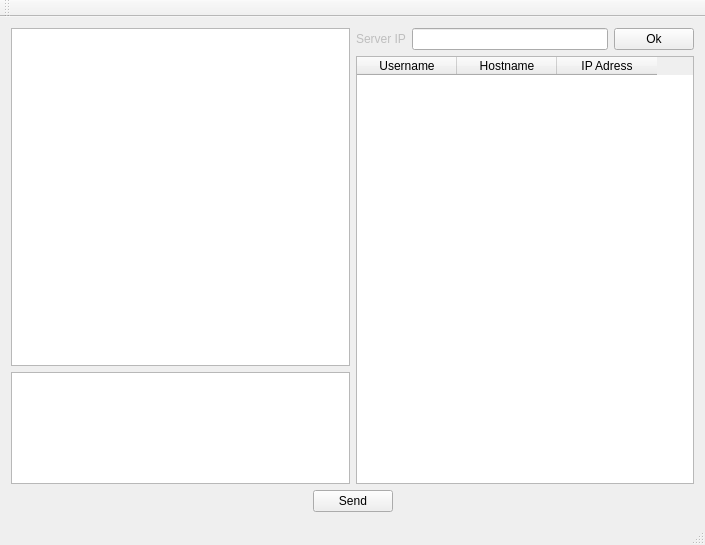
The window that yjchat.ui (gettogetto/YJChat) describes before a commit, drawn with Qt 5.
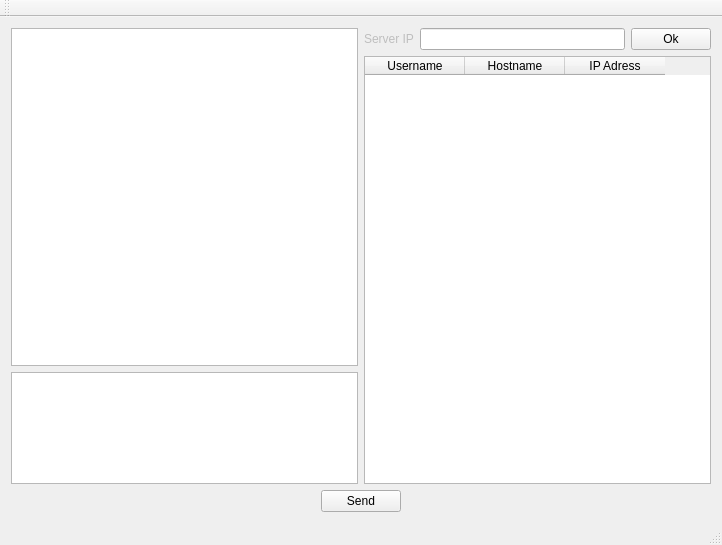
The same window after the commit.

The edit to the form file:
```diff
--- a/yjchat.ui
+++ b/yjchat.ui
@@ -6,7 +6,7 @@
    <rect>
     <x>0</x>
     <y>0</y>
-    <width>705</width>
+    <width>722</width>
     <height>545</height>
    </rect>
   </property>
```
Left out of the diff: 2 changed lines with no effect on the pictures.
